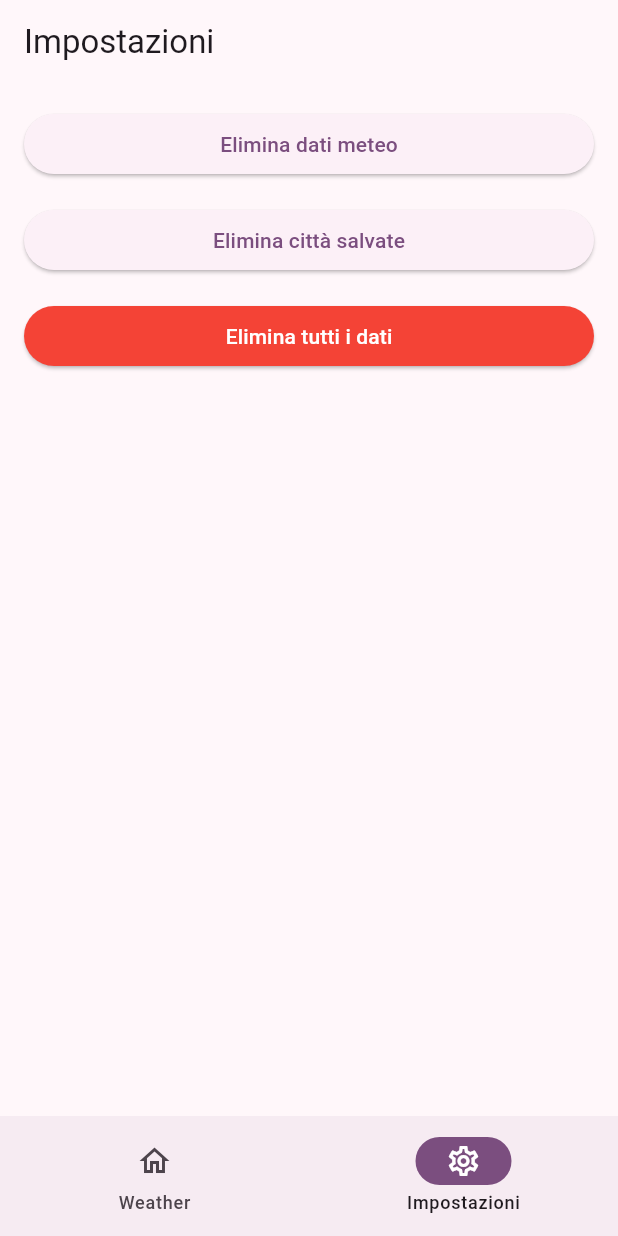
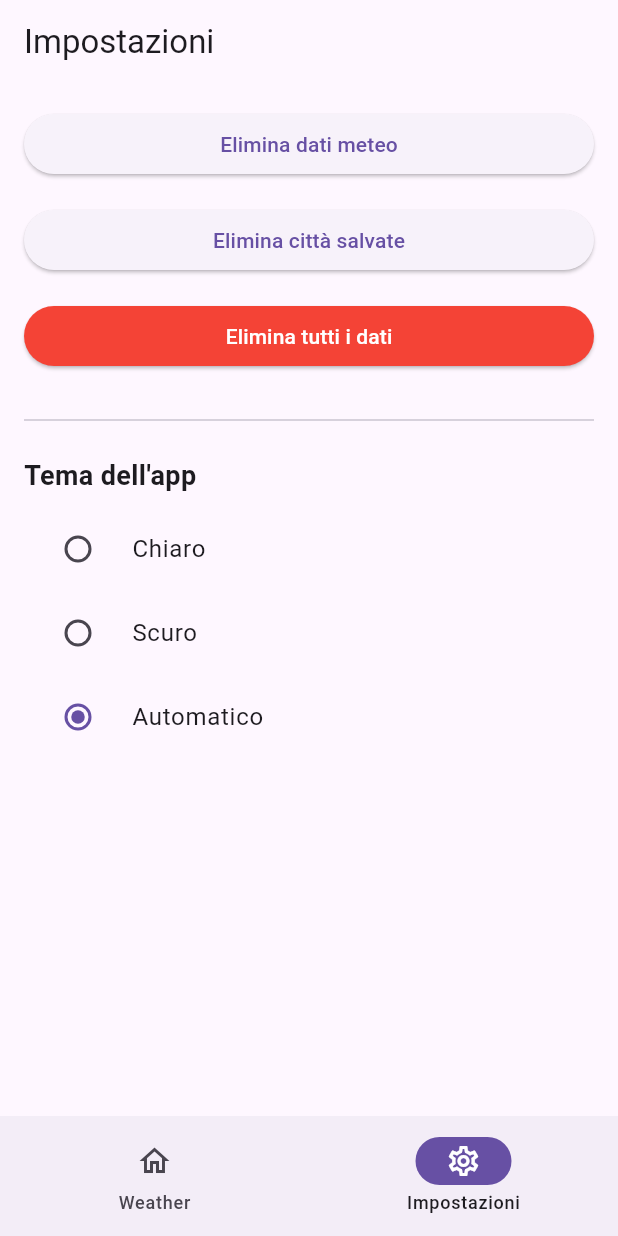
Before and after one commit to NicolaBuomp/meteo_app_esercizio_9, a Flutter app: the screen it shows after launch, item 2 of the bottom bar chosen, on a phone screen of 412 x 824 dp. Run offline on Flutter 3.47's test engine with Material 3 defaults, Android fonts, the phone set to English and light mode, and no system bars; our stand-ins replace dio, flutter_riverpod, go_router, shared_preferences.

Commit message:
Gestione tema

```diff
--- /dev/null
+++ b/lib/Base/di/theme_provider.dart
@@ -0,0 +1,5 @@
+import 'package:flutter/material.dart';
+import 'package:flutter_riverpod/flutter_riverpod.dart';
+
+// Provider per gestire il tema dell'app
+final themeModeProvider = StateProvider<ThemeMode>((ref) => ThemeMode.system);
--- a/lib/main.dart
+++ b/lib/main.dart
@@ -1,21 +1,27 @@
 import 'package:flutter/material.dart';
 import 'package:flutter_riverpod/flutter_riverpod.dart';
 import 'package:meteo_app_esercizio_9/Base/Router/router.dart';
+import 'package:meteo_app_esercizio_9/Base/di/theme_provider.dart';
 
 void main() async {
   WidgetsFlutterBinding.ensureInitialized();
   runApp(const ProviderScope(child: MyApp()));
 }
 
-class MyApp extends StatelessWidget {
+class MyApp extends ConsumerWidget {
   const MyApp({super.key});
 
   @override
-  Widget build(BuildContext context) => MaterialApp.router(
-        routerConfig: router,
-        debugShowCheckedModeBanner: false,
-        theme: ThemeData.from(
-          colorScheme: ColorScheme.fromSeed(seedColor: Colors.purple),
-        ),
-      );
+  Widget build(BuildContext context, WidgetRef ref) {
+    // Ascolta il valore di themeModeProvider
+    final themeMode = ref.watch(themeModeProvider);
+
+    return MaterialApp.router(
+      routerConfig: router,
+      debugShowCheckedModeBanner: false,
+      theme: ThemeData.light(),
+      darkTheme: ThemeData.dark(),
+      themeMode: themeMode,
+    );
+  }
 }
--- a/lib/settings/ui/screens/settings/settings_page.dart
+++ b/lib/settings/ui/screens/settings/settings_page.dart
@@ -1,5 +1,6 @@
 import 'package:flutter/material.dart';
 import 'package:flutter_riverpod/flutter_riverpod.dart';
+import 'package:meteo_app_esercizio_9/Base/di/theme_provider.dart';
 import 'package:meteo_app_esercizio_9/weather/di/favorite_cities_provider.dart';
 import 'package:meteo_app_esercizio_9/weather/di/weather_provider.dart';
 
@@ -8,6 +9,9 @@ class SettingsPage extends ConsumerWidget {
 
   @override
   Widget build(BuildContext context, WidgetRef ref) {
+    final themeMode = ref.watch(themeModeProvider);
+    final themeNotifier = ref.read(themeModeProvider.notifier);
+
     return Scaffold(
       appBar: AppBar(
         title: const Text('Impostazioni'),
@@ -53,6 +57,44 @@ class SettingsPage extends ConsumerWidget {
                 style: TextStyle(color: Colors.white),
               ),
             ),
+            const SizedBox(height: 24),
+            const Divider(),
+            const SizedBox(height: 16),
+            const Text(
+              'Tema dell\'app',
+              style: TextStyle(fontSize: 18, fontWeight: FontWeight.bold),
+            ),
+            const SizedBox(height: 8),
+            RadioListTile<ThemeMode>(
+              title: const Text('Chiaro'),
+              value: ThemeMode.light,
+              groupValue: themeMode,
+              onChanged: (value) {
+                if (value != null) {
+                  themeNotifier.state = value;
+                }
+              },
+            ),
+            RadioListTile<ThemeMode>(
+              title: const Text('Scuro'),
+              value: ThemeMode.dark,
+              groupValue: themeMode,
+              onChanged: (value) {
+                if (value != null) {
+                  themeNotifier.state = value;
+                }
+              },
+            ),
+            RadioListTile<ThemeMode>(
+              title: const Text('Automatico'),
+              value: ThemeMode.system,
+              groupValue: themeMode,
+              onChanged: (value) {
+                if (value != null) {
+                  themeNotifier.state = value;
+                }
+              },
+            ),
           ],
         ),
       ),
```
